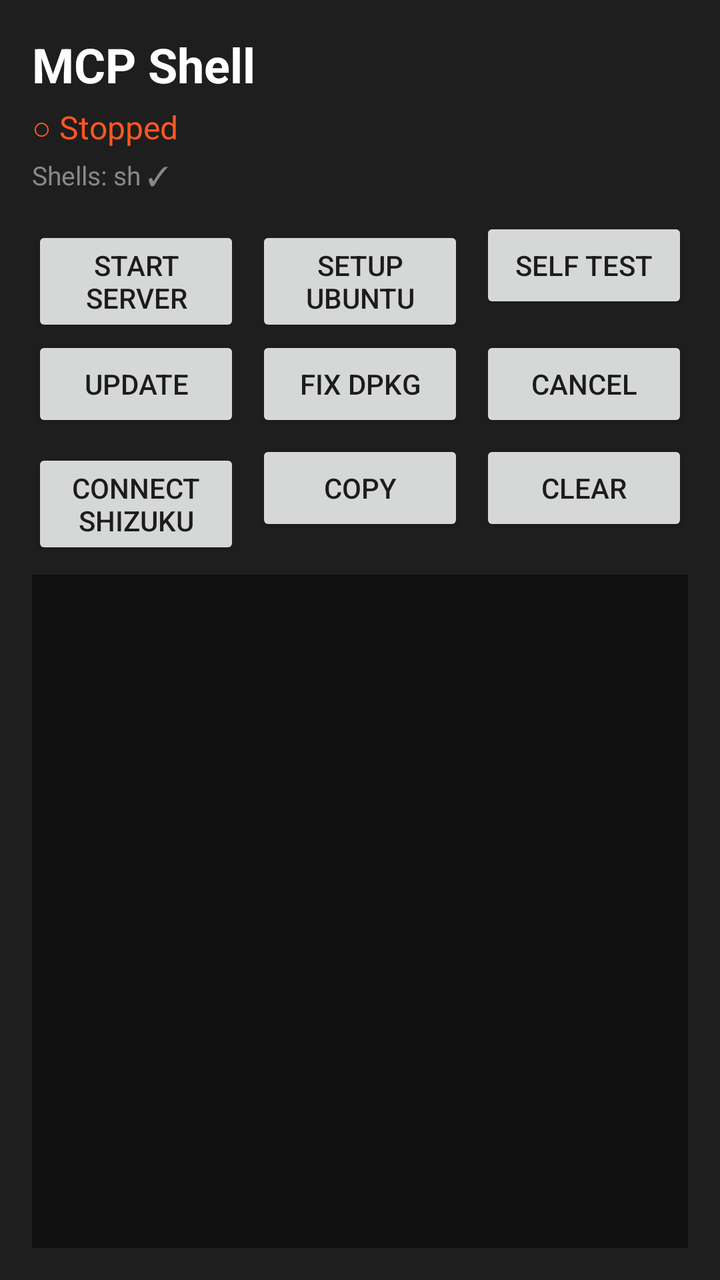
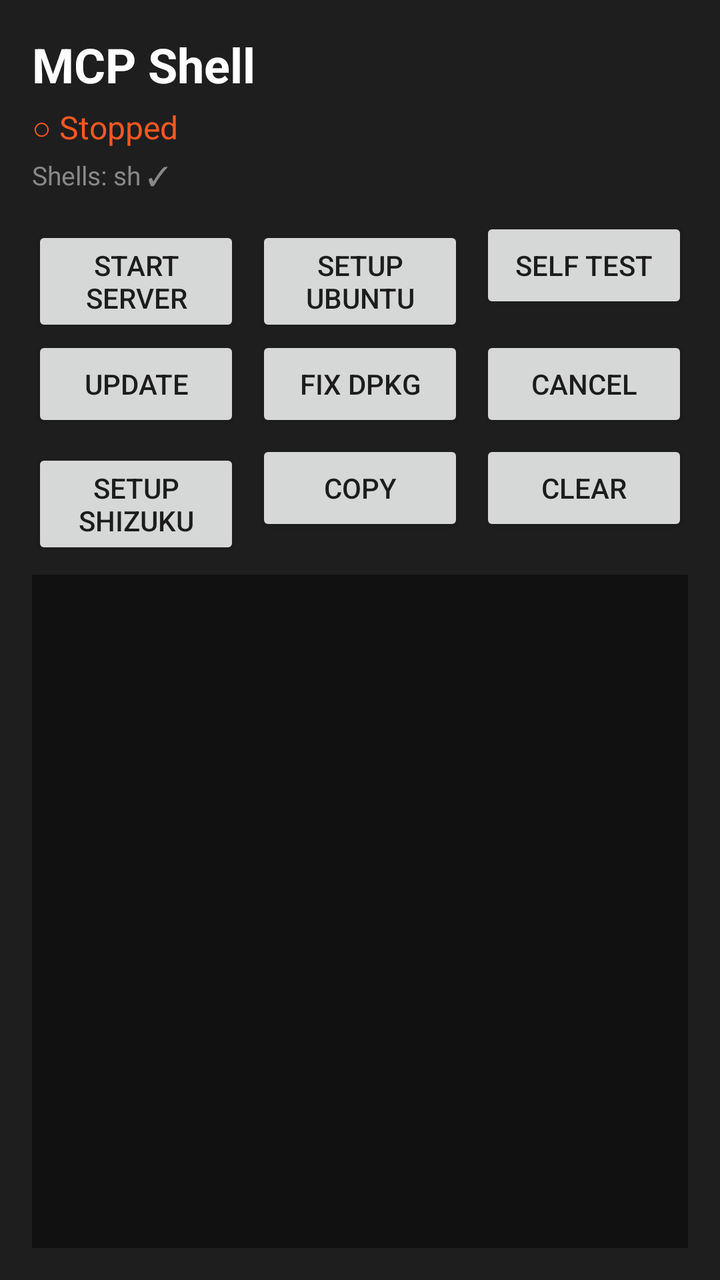

An Android layout rendered at two revisions. The XML below is the earlier revision; the diff shows what the commit changed to produce the second picture.
<!-- AndroidManifest.xml: application theme Theme.McpShell -->
<!-- res/layout/activity_main.xml -->
<?xml version="1.0" encoding="utf-8"?>
<LinearLayout xmlns:android="http://schemas.android.com/apk/res/android"
    android:layout_width="match_parent"
    android:layout_height="match_parent"
    android:orientation="vertical"
    android:padding="16dp"
    android:background="#1E1E1E">

    <TextView
        android:layout_width="wrap_content"
        android:layout_height="wrap_content"
        android:text="MCP Shell"
        android:textSize="24sp"
        android:textColor="#FFFFFF"
        android:textStyle="bold"
        android:layout_marginBottom="4dp" />

    <TextView
        android:id="@+id/statusText"
        android:layout_width="wrap_content"
        android:layout_height="wrap_content"
        android:text="○ Stopped"
        android:textSize="16sp"
        android:textColor="#FF5722"
        android:layout_marginBottom="4dp" />

    <TextView
        android:id="@+id/shellStatus"
        android:layout_width="wrap_content"
        android:layout_height="wrap_content"
        android:text="Shells: sh ✓"
        android:textSize="13sp"
        android:textColor="#888888"
        android:layout_marginBottom="12dp" />

    
    <LinearLayout
        android:layout_width="match_parent"
        android:layout_height="wrap_content"
        android:orientation="horizontal"
        android:layout_marginBottom="4dp">

        <Button
            android:id="@+id/toggleBtn"
            android:layout_width="0dp"
            android:layout_height="wrap_content"
            android:layout_weight="1"
            android:text="Start Server"
            android:layout_marginEnd="4dp" />

        <Button
            android:id="@+id/setupBtn"
            android:layout_width="0dp"
            android:layout_height="wrap_content"
            android:layout_weight="1"
            android:text="Setup Ubuntu"
            android:layout_marginHorizontal="4dp" />

        <Button
            android:id="@+id/testBtn"
            android:layout_width="0dp"
            android:layout_height="wrap_content"
            android:layout_weight="1"
            android:text="Self Test"
            android:layout_marginStart="4dp" />
    </LinearLayout>

    
    <LinearLayout
        android:layout_width="match_parent"
        android:layout_height="wrap_content"
        android:orientation="horizontal"
        android:layout_marginBottom="4dp">

        <Button
            android:id="@+id/updateBtn"
            android:layout_width="0dp"
            android:layout_height="wrap_content"
            android:layout_weight="1"
            android:text="Update"
            android:layout_marginEnd="4dp" />

        <Button
            android:id="@+id/fixDpkgBtn"
            android:layout_width="0dp"
            android:layout_height="wrap_content"
            android:layout_weight="1"
            android:text="Fix dpkg"
            android:layout_marginHorizontal="4dp" />

        <Button
            android:id="@+id/cancelBtn"
            android:layout_width="0dp"
            android:layout_height="wrap_content"
            android:layout_weight="1"
            android:text="Cancel"
            android:layout_marginStart="4dp" />
    </LinearLayout>

    
    <LinearLayout
        android:layout_width="match_parent"
        android:layout_height="wrap_content"
        android:orientation="horizontal"
        android:layout_marginBottom="12dp">

        <Button
            android:id="@+id/shizukuBtn"
            android:layout_width="0dp"
            android:layout_height="wrap_content"
            android:layout_weight="1"
            android:text="Connect Shizuku"
            android:layout_marginEnd="4dp" />

        <Button
            android:id="@+id/copyLogsBtn"
            android:layout_width="0dp"
            android:layout_height="wrap_content"
            android:layout_weight="1"
            android:text="Copy"
            android:layout_marginHorizontal="4dp" />

        <Button
            android:id="@+id/clearLogsBtn"
            android:layout_width="0dp"
            android:layout_height="wrap_content"
            android:layout_weight="1"
            android:text="Clear"
            android:layout_marginStart="4dp" />
    </LinearLayout>

    <ScrollView
        android:id="@+id/logScroll"
        android:layout_width="match_parent"
        android:layout_height="0dp"
        android:layout_weight="1"
        android:background="#111111"
        android:padding="8dp">

        <TextView
            android:id="@+id/logText"
            android:layout_width="match_parent"
            android:layout_height="wrap_content"
            android:textSize="12sp"
            android:textColor="#CCCCCC"
            android:fontFamily="monospace" />
    </ScrollView>

</LinearLayout>
<!-- resources referenced by this layout -->
<resources>
  <style name="Theme.McpShell" parent="Theme.MaterialComponents.DayNight.NoActionBar">
          <item name="colorPrimary">#4CAF50</item>
          <item name="colorPrimaryVariant">#388E3C</item>
          <item name="colorOnPrimary">#FFFFFF</item>
          <item name="android:windowBackground">#1E1E1E</item>
          <item name="android:statusBarColor">#111111</item>
      </style>
</resources>

<!-- the commit's change to res/layout/activity_main.xml (unified diff, before → after) -->
@@ -109,8 +109,9 @@
             android:layout_width="0dp"
             android:layout_height="wrap_content"
             android:layout_weight="1"
-            android:text="Connect Shizuku"
-            android:layout_marginEnd="4dp" />
+            android:text="Setup Shizuku"
+            android:layout_marginEnd="4dp"
+            android:minWidth="110dp" />
 
         <Button
             android:id="@+id/copyLogsBtn"
@@ -118,7 +119,8 @@
             android:layout_height="wrap_content"
             android:layout_weight="1"
             android:text="Copy"
-            android:layout_marginHorizontal="4dp" />
+            android:layout_marginHorizontal="4dp"
+            android:minWidth="80dp" />
 
         <Button
             android:id="@+id/clearLogsBtn"
@@ -126,7 +128,8 @@
             android:layout_height="wrap_content"
             android:layout_weight="1"
             android:text="Clear"
-            android:layout_marginStart="4dp" />
+            android:layout_marginStart="4dp"
+            android:minWidth="80dp" />
     </LinearLayout>
 
     <ScrollView
@@ -135,7 +138,9 @@
         android:layout_height="0dp"
         android:layout_weight="1"
         android:background="#111111"
-        android:padding="8dp">
+        android:padding="8dp"
+        android:fillViewport="true"
+        android:scrollbars="vertical">
 
         <TextView
             android:id="@+id/logText"
@@ -143,7 +148,14 @@
             android:layout_height="wrap_content"
             android:textSize="12sp"
             android:textColor="#CCCCCC"
-            android:fontFamily="monospace" />
-    </ScrollView>
+            android:fontFamily="monospace"
+            android:textIsSelectable="true"
+            android:selectAllOnFocus="false"
+            android:focusable="true"
+            android:focusableInTouchMode="true"
+            android:scrollHorizontally="true"
+            android:gravity="top" />
+
+    </ScrollView>        
 
 </LinearLayout>
